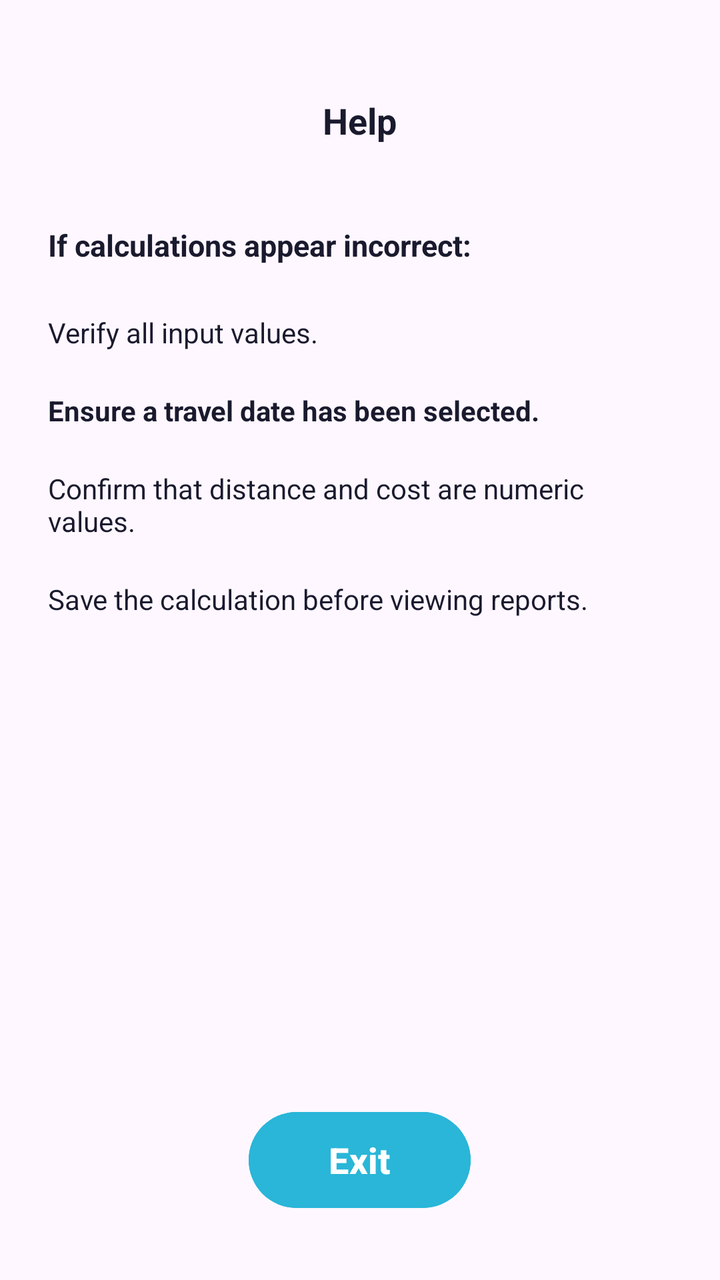
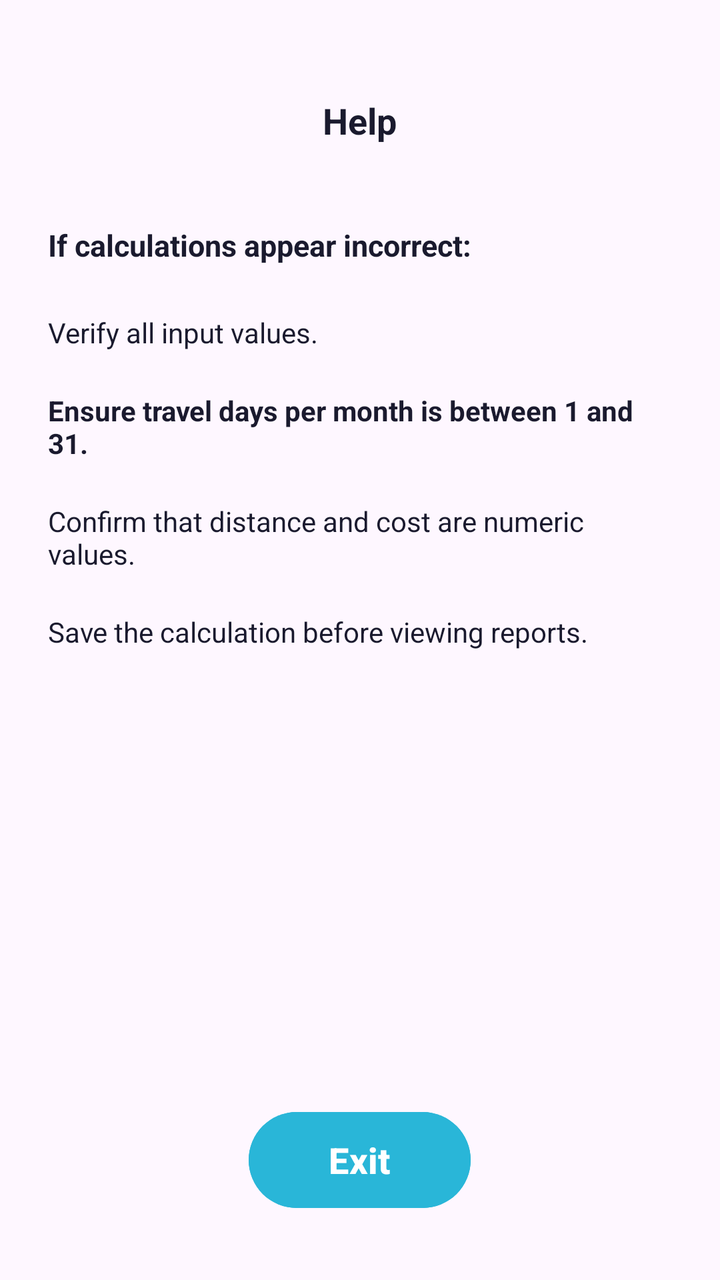

Screens rendered from an Android XML layout before and after an edit, with the pre-edit source and the edit as a unified diff.
<!-- AndroidManifest.xml: application theme Theme.TransportCostComparator -->
<!-- res/layout/fragment_help.xml -->
<?xml version="1.0" encoding="utf-8"?>

<LinearLayout xmlns:android="http://schemas.android.com/apk/res/android"
    android:layout_width="match_parent"
    android:layout_height="match_parent"
    android:orientation="vertical"
    android:paddingHorizontal="24dp"
    android:paddingTop="48dp">

    <TextView
        android:layout_width="wrap_content"
        android:layout_height="wrap_content"
        android:layout_gravity="center_horizontal"
        android:text="Help"
        android:textColor="@color/darkText"
        android:textStyle="bold"
        android:textSize="18sp"
        android:layout_marginBottom="40dp" />

    <TextView
        android:layout_width="wrap_content"
        android:layout_height="wrap_content"
        android:text="If calculations appear incorrect:"
        android:textColor="@color/darkText"
        android:textStyle="bold"
        android:textSize="15sp"
        android:layout_marginBottom="24dp" />

    <TextView
        android:layout_width="match_parent"
        android:layout_height="wrap_content"
        android:text="Verify all input values."
        android:textColor="@color/darkText"
        android:textSize="14sp"
        android:layout_marginBottom="20dp" />

    <TextView
        android:layout_width="match_parent"
        android:layout_height="wrap_content"
        android:text="Ensure a travel date has been selected."
        android:textColor="@color/darkText"
        android:textStyle="bold"
        android:textSize="14sp"
        android:layout_marginBottom="20dp" />

    <TextView
        android:layout_width="match_parent"
        android:layout_height="wrap_content"
        android:text="Confirm that distance and cost are numeric values."
        android:textColor="@color/darkText"
        android:textSize="14sp"
        android:layout_marginBottom="20dp" />

    <TextView
        android:layout_width="match_parent"
        android:layout_height="wrap_content"
        android:text="Save the calculation before viewing reports."
        android:textColor="@color/darkText"
        android:textSize="14sp" />

    <View
        android:layout_width="match_parent"
        android:layout_height="0dp"
        android:layout_weight="1" />

    <Button
        android:id="@+id/btnExitHelp"
        android:layout_width="wrap_content"
        android:layout_height="56dp"
        android:layout_gravity="center_horizontal"
        android:layout_marginBottom="32dp"
        android:paddingHorizontal="40dp"
        android:text="Exit"
        android:textColor="@android:color/white"
        android:textStyle="bold"
        android:textAllCaps="false"
        android:textSize="18sp"
        android:backgroundTint="@color/accentTeal" />

</LinearLayout>
<!-- resources referenced by this layout -->
<resources>
  <color name="accentTeal">#29B6D8</color>
  <color name="darkText">#1A1A2E</color>
  <style name="Theme.TransportCostComparator" parent="Base.Theme.TransportCostComparator" />
  <style name="Base.Theme.TransportCostComparator" parent="Theme.Material3.DayNight.NoActionBar">
          
          
      </style>
</resources>

<!-- the commit's change to res/layout/fragment_help.xml (unified diff, before → after) -->
@@ -37,7 +37,7 @@
     <TextView
         android:layout_width="match_parent"
         android:layout_height="wrap_content"
-        android:text="Ensure a travel date has been selected."
+        android:text="Ensure travel days per month is between 1 and 31."
         android:textColor="@color/darkText"
         android:textStyle="bold"
         android:textSize="14sp"
